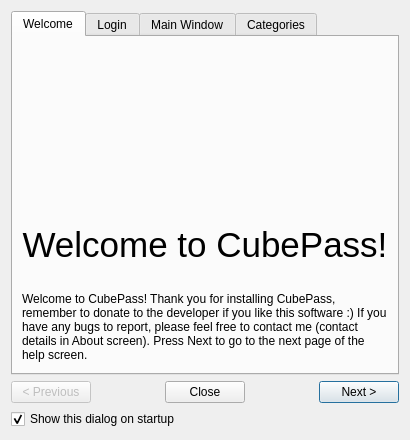
The window that cubepass/helpscreen.ui (kobus-v-schoor/cubepass) describes before a commit, drawn with Qt 5.
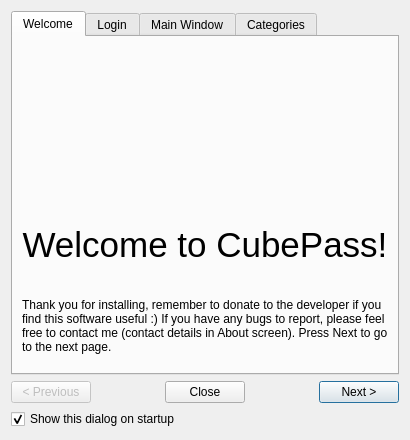
The same window after the commit. Icons and pictures are not drawn.

Commit message: Pro file now uses environment var to locate cube-lib(CUBE-LIB). Changed all windows' modality to WindowModal

The edit to the form file:
```diff
--- a/cubepass/helpscreen.ui
+++ b/cubepass/helpscreen.ui
@@ -116,7 +116,7 @@
        <item>
         <widget class="QLabel" name="label_3">
          <property name="text">
-          <string>Welcome to CubePass! Thank you for installing CubePass, remember to donate to the developer if you like this software :) If you have any bugs to report, please feel free to contact me (contact details in About screen). Press Next to go to the next page of the help screen. </string>
+          <string>&lt;html&gt;&lt;head/&gt;&lt;body&gt;&lt;p&gt;Thank you for installing, remember to donate to the developer if you find this software useful :) If you have any bugs to report, please feel free to contact me (contact details in About screen). Press Next to go to the next page.&lt;/p&gt;&lt;/body&gt;&lt;/html&gt;</string>
          </property>
          <property name="wordWrap">
           <bool>true</bool>
```
Left out of the diff: 9 changed lines with no effect on the pictures. The commit also changes 17 other files.
